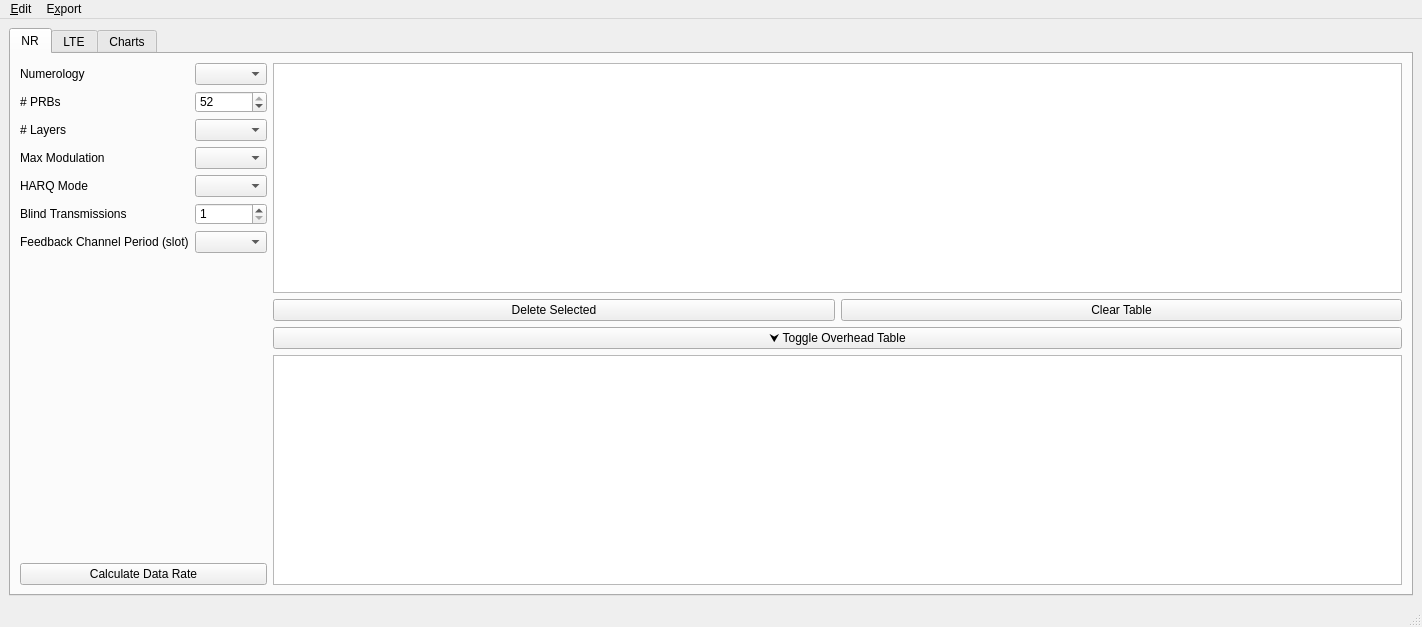
The window that main-window.ui (usnistgov/5G-NR-LTE-Sidelink-Capacity-Estimator) describes before a commit, drawn with Qt 5.
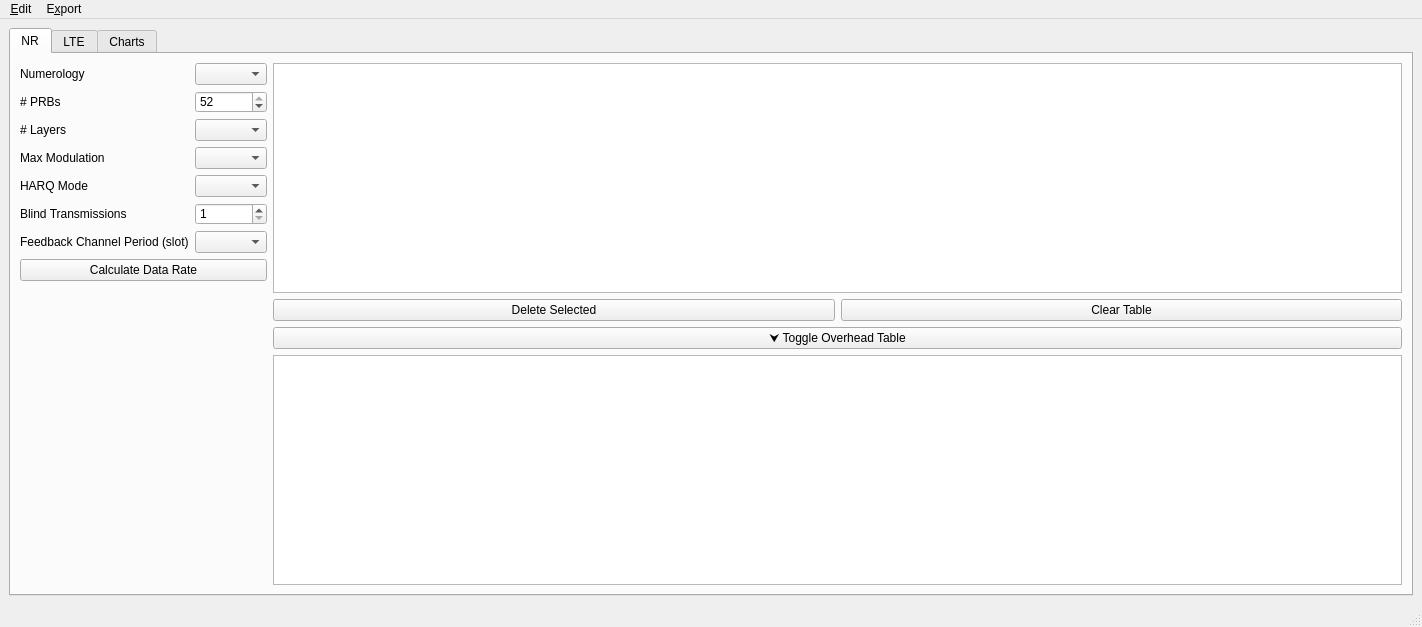
The same window after the commit. Custom widgets are drawn as their Qt base class.

Commit message: Move calculate buttons up

Patch:
```diff
--- a/main-window.ui
+++ b/main-window.ui
@@ -143,6 +143,19 @@
             </property>
            </widget>
           </item>
+          <item>
+           <spacer name="vsNrButton">
+            <property name="orientation">
+             <enum>Qt::Vertical</enum>
+            </property>
+            <property name="sizeHint" stdset="0">
+             <size>
+              <width>20</width>
+              <height>40</height>
+             </size>
+            </property>
+           </spacer>
+          </item>
          </layout>
         </item>
         <item>
```
Left out of the diff: 13 changed lines with no effect on the pictures. The commit also changes 1 other file.
